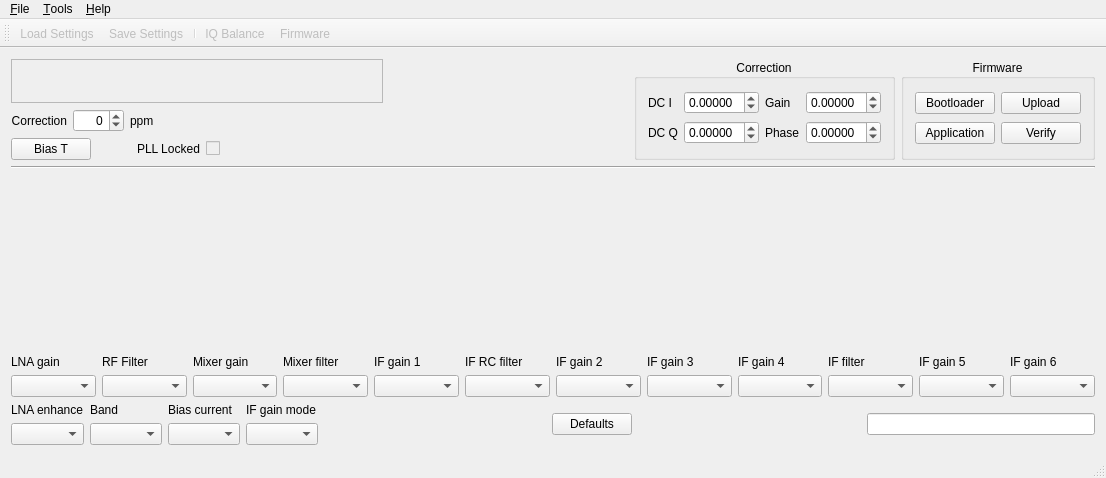
csete/qthid, file mainwindow.ui: the form before one commit.
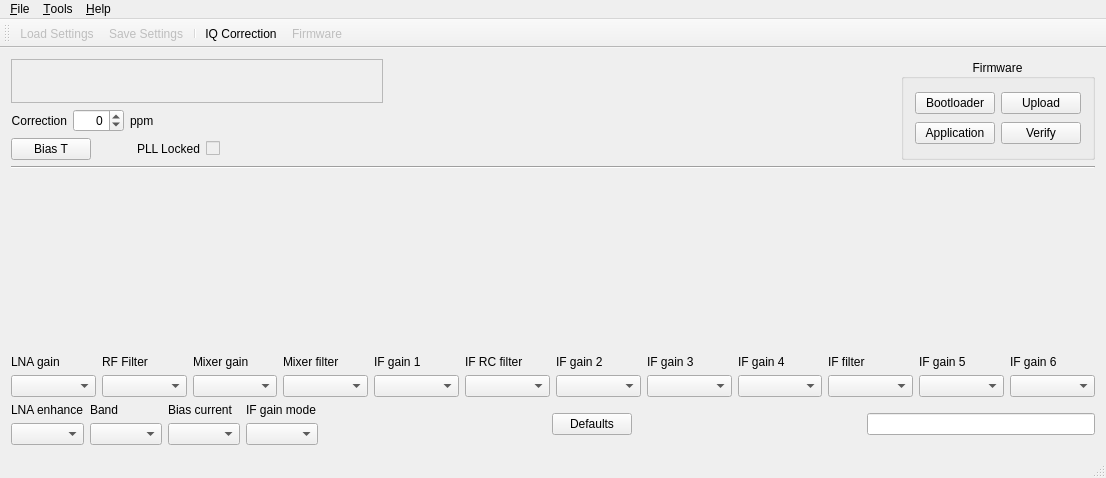
The form after the commit. Icons and pictures are not drawn. Custom widgets are drawn as their Qt base class.

Commit message: Move I/Q correction functions to separate dialog window.

```diff
--- a/mainwindow.ui
+++ b/mainwindow.ui
@@ -222,116 +222,6 @@
         </property>
        </spacer>
       </item>
-      <item>
-       <widget class="QGroupBox" name="groupBoxFreqCorr">
-        <property name="title">
-         <string>Correction</string>
-        </property>
-        <property name="alignment">
-         <set>Qt::AlignCenter</set>
-        </property>
-        <layout class="QGridLayout" name="gridLayout_5">
-         <item row="0" column="0">
-          <widget class="QLabel" name="labelDCI">
-           <property name="text">
-            <string>DC I</string>
-           </property>
-          </widget>
-         </item>
-         <item row="0" column="1">
-          <widget class="QDoubleSpinBox" name="doubleSpinBoxDCI">
-           <property name="decimals">
-            <number>5</number>
-           </property>
-           <property name="minimum">
-            <double>-1.000000000000000</double>
-           </property>
-           <property name="maximum">
-            <double>1.000000000000000</double>
-           </property>
-           <property name="singleStep">
-            <double>0.000030000000000</double>
-           </property>
-           <property name="value">
-            <double>0.000000000000000</double>
-           </property>
-          </widget>
-         </item>
-         <item row="0" column="2">
-          <widget class="QLabel" name="labelGain">
-           <property name="text">
-            <string>Gain</string>
-           </property>
-          </widget>
-         </item>
-         <item row="0" column="3">
-          <widget class="QDoubleSpinBox" name="doubleSpinBoxGain">
-           <property name="readOnly">
-            <bool>false</bool>
-           </property>
-           <property name="decimals">
-            <number>5</number>
-           </property>
-           <property name="minimum">
-            <double>-1.000000000000000</double>
-           </property>
-           <property name="maximum">
-            <double>1.000000000000000</double>
-           </property>
-           <property name="singleStep">
-            <double>0.000030000000000</double>
-           </property>
-          </widget>
-         </item>
-         <item row="1" column="0">
-          <widget class="QLabel" name="labelDCQ">
-           <property name="text">
-            <string>DC Q</string>
-           </property>
-          </widget>
-         </item>
-         <item row="1" column="1">
-          <widget class="QDoubleSpinBox" name="doubleSpinBoxDCQ">
-           <property name="decimals">
-            <number>5</number>
-           </property>
-           <property name="minimum">
-            <double>-1.000000000000000</double>
-           </property>
-           <property name="maximum">
-            <double>1.000000000000000</double>
-           </property>
-           <property name="singleStep">
-            <double>0.000030000000000</double>
-           </property>
-          </widget>
-         </item>
-         <item row="1" column="2">
-          <widget class="QLabel" name="labelPhase">
-           <property name="text">
-            <string>Phase</string>
-           </property>
-          </widget>
-         </item>
-         <item row="1" column="3">
-          <widget class="QDoubleSpinBox" name="doubleSpinBoxPhase">
-           <property name="decimals">
-            <number>5</number>
-           </property>
-           <property name="minimum">
-            <double>-1.000000000000000</double>
-           </property>
-           <property name="maximum">
-            <double>1.000000000000000</double>
-           </property>
-           <property name="singleStep">
-            <double>0.000030000000000</double>
-           </property>
-          </widget>
-         </item>
-        </layout>
-       </widget>
-      </item>
       <item>
        <widget class="QGroupBox" name="groupBoxFw">
         <property name="title">
@@ -832,14 +722,14 @@
   </action>
   <action name="actionBalance">
    <property name="enabled">
-    <bool>false</bool>
+    <bool>true</bool>
    </property>
    <property name="icon">
     <iconset resource="qthid.qrc">
      <normaloff>:/qthid/images/iq.png</normaloff>:/qthid/images/iq.png</iconset>
    </property>
    <property name="text">
-    <string>IQ Balance</string>
+    <string>IQ Correction</string>
    </property>
    <property name="toolTip">
     <string>Open I/Q calibration window</string>
```
Left out of the diff: 2 changed lines with no effect on the pictures. The commit also changes 2 other files.
